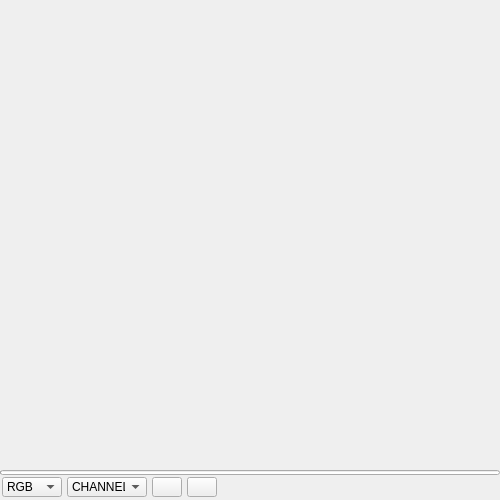
Qt form pigment_o/sampler_docker.ui (negabakuru/Pigment.O) before a commit.
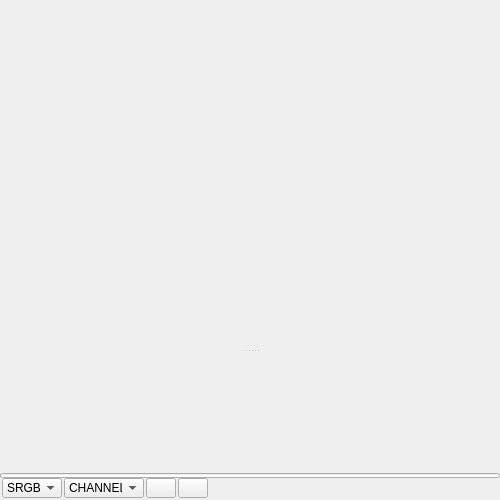
The same form after that commit. The open tabs and pages were chosen to show the change.

The edit to the form file:
```diff
--- a/pigment_o/sampler_docker.ui
+++ b/pigment_o/sampler_docker.ui
@@ -51,6 +51,10 @@
        <number>0</number>
       </property>
       <item>
+       <widget class="QSplitter" name="splitter">
+        <property name="orientation">
+         <enum>Qt::Vertical</enum>
+        </property>
        <widget class="QWidget" name="display_map" native="true">
         <property name="sizePolicy">
          <sizepolicy hsizetype="Ignored" vsizetype="Expanding">
@@ -71,17 +75,15 @@
          </size>
         </property>
        </widget>
-      </item>
-      <item>
        <widget class="QStackedWidget" name="stacked_widget">
         <property name="maximumSize">
          <size>
           <width>16777215</width>
-          <height>80</height>
+           <height>120</height>
          </size>
         </property>
         <property name="currentIndex">
-         <number>1</number>
+          <number>2</number>
         </property>
         <widget class="QWidget" name="page_channel">
          <layout class="QVBoxLayout" name="page_channel_layout">
@@ -89,16 +91,16 @@
            <number>0</number>
           </property>
           <property name="leftMargin">
-           <number>0</number>
+            <number>2</number>
           </property>
           <property name="topMargin">
-           <number>0</number>
+            <number>2</number>
           </property>
           <property name="rightMargin">
-           <number>0</number>
+            <number>2</number>
           </property>
           <property name="bottomMargin">
-           <number>0</number>
+            <number>2</number>
           </property>
           <item>
            <widget class="QWidget" name="channel_select" native="true">
@@ -130,21 +132,21 @@
            <number>0</number>
           </property>
           <property name="leftMargin">
-           <number>5</number>
+            <number>2</number>
           </property>
           <property name="topMargin">
-           <number>0</number>
+            <number>2</number>
           </property>
           <property name="rightMargin">
-           <number>5</number>
+            <number>2</number>
           </property>
           <property name="bottomMargin">
-           <number>0</number>
+            <number>2</number>
           </property>
           <item>
            <widget class="QWidget" name="range_0" native="true">
             <property name="sizePolicy">
-             <sizepolicy hsizetype="Ignored" vsizetype="Ignored">
+              <sizepolicy hsizetype="Ignored" vsizetype="Fixed">
               <horstretch>0</horstretch>
               <verstretch>0</verstretch>
              </sizepolicy>
@@ -152,13 +154,13 @@
             <property name="minimumSize">
              <size>
               <width>0</width>
-              <height>0</height>
+               <height>29</height>
              </size>
             </property>
             <property name="maximumSize">
              <size>
               <width>16777215</width>
-              <height>16777215</height>
+               <height>29</height>
              </size>
             </property>
            </widget>
@@ -166,7 +168,7 @@
           <item>
            <widget class="QWidget" name="range_1" native="true">
             <property name="sizePolicy">
-             <sizepolicy hsizetype="Ignored" vsizetype="Ignored">
+              <sizepolicy hsizetype="Ignored" vsizetype="Fixed">
               <horstretch>0</horstretch>
               <verstretch>0</verstretch>
              </sizepolicy>
@@ -174,13 +176,13 @@
             <property name="minimumSize">
              <size>
               <width>0</width>
-              <height>0</height>
+               <height>29</height>
              </size>
             </property>
             <property name="maximumSize">
              <size>
               <width>16777215</width>
-              <height>16777215</height>
+               <height>29</height>
              </size>
             </property>
            </widget>
@@ -188,7 +190,7 @@
           <item>
            <widget class="QWidget" name="range_2" native="true">
             <property name="sizePolicy">
-             <sizepolicy hsizetype="Ignored" vsizetype="Ignored">
+              <sizepolicy hsizetype="Ignored" vsizetype="Fixed">
               <horstretch>0</horstretch>
               <verstretch>0</verstretch>
              </sizepolicy>
@@ -196,13 +198,13 @@
             <property name="minimumSize">
              <size>
               <width>0</width>
-              <height>0</height>
+               <height>29</height>
              </size>
             </property>
             <property name="maximumSize">
              <size>
               <width>16777215</width>
-              <height>16777215</height>
+               <height>29</height>
              </size>
             </property>
            </widget>
@@ -210,7 +212,7 @@
           <item>
            <widget class="QWidget" name="range_3" native="true">
             <property name="sizePolicy">
-             <sizepolicy hsizetype="Ignored" vsizetype="Ignored">
+              <sizepolicy hsizetype="Ignored" vsizetype="Fixed">
               <horstretch>0</horstretch>
               <verstretch>0</verstretch>
              </sizepolicy>
@@ -218,18 +220,38 @@
             <property name="minimumSize">
              <size>
               <width>0</width>
-              <height>0</height>
+               <height>29</height>
              </size>
             </property>
             <property name="maximumSize">
              <size>
               <width>16777215</width>
-              <height>16777215</height>
+               <height>29</height>
              </size>
             </property>
            </widget>
           </item>
          </layout>
+         </widget>
+         <widget class="QWidget" name="page_lut">
+          <layout class="QVBoxLayout" name="page_lut_layout">
+           <property name="spacing">
+            <number>0</number>
+           </property>
+           <property name="leftMargin">
+            <number>2</number>
+           </property>
+           <property name="topMargin">
+            <number>2</number>
+           </property>
+           <property name="rightMargin">
+            <number>2</number>
+           </property>
+           <property name="bottomMargin">
+            <number>2</number>
+           </property>
+          </layout>
+         </widget>
         </widget>
        </widget>
       </item>
@@ -275,26 +297,29 @@
        <verstretch>0</verstretch>
       </sizepolicy>
      </property>
-     <layout class="QVBoxLayout" name="footer_layout">
-      <property name="spacing">
-       <number>0</number>
-      </property>
+     <layout class="QGridLayout" name="gridLayout">
       <property name="leftMargin">
-       <number>0</number>
+       <number>2</number>
       </property>
       <property name="topMargin">
        <number>0</number>
       </property>
       <property name="rightMargin">
-       <number>0</number>
+       <number>2</number>
       </property>
       <property name="bottomMargin">
+       <number>2</number>
+      </property>
+      <property name="horizontalSpacing">
+       <number>2</number>
+      </property>
+      <property name="verticalSpacing">
        <number>0</number>
       </property>
-      <item>
-       <widget class="QWidget" name="footer_widget" native="true">
+      <item row="0" column="4">
+       <widget class="QLabel" name="label">
         <property name="sizePolicy">
-         <sizepolicy hsizetype="Preferred" vsizetype="Fixed">
+         <sizepolicy hsizetype="Ignored" vsizetype="Fixed">
           <horstretch>0</horstretch>
           <verstretch>0</verstretch>
          </sizepolicy>
@@ -302,42 +327,153 @@
         <property name="minimumSize">
          <size>
           <width>0</width>
-          <height>25</height>
+          <height>20</height>
          </size>
         </property>
         <property name="maximumSize">
          <size>
           <width>16777215</width>
-          <height>25</height>
+          <height>20</height>
          </size>
         </property>
-        <layout class="QHBoxLayout" name="footer_widget_layout">
-         <property name="spacing">
-          <number>5</number>
-         </property>
-         <property name="leftMargin">
-          <number>2</number>
-         </property>
-         <property name="topMargin">
-          <number>1</number>
-         </property>
-         <property name="rightMargin">
-          <number>2</number>
-         </property>
-         <property name="bottomMargin">
-          <number>1</number>
-         </property>
+        <property name="lineWidth">
+         <number>0</number>
+        </property>
+        <property name="text">
+         <string/>
+        </property>
+        <property name="alignment">
+         <set>Qt::AlignCenter</set>
+        </property>
+       </widget>
+      </item>
+      <item row="0" column="5">
+       <widget class="QPushButton" name="settings">
+        <property name="sizePolicy">
+         <sizepolicy hsizetype="Fixed" vsizetype="Fixed">
+          <horstretch>0</horstretch>
+          <verstretch>0</verstretch>
+         </sizepolicy>
+        </property>
+        <property name="minimumSize">
+         <size>
+          <width>20</width>
+          <height>20</height>
+         </size>
+        </property>
+        <property name="maximumSize">
+         <size>
+          <width>20</width>
+          <height>20</height>
+         </size>
+        </property>
+        <property name="focusPolicy">
+         <enum>Qt::NoFocus</enum>
+        </property>
+        <property name="text">
+         <string/>
+        </property>
+        <property name="flat">
+         <bool>true</bool>
+        </property>
+       </widget>
+      </item>
+      <item row="0" column="1">
+       <widget class="QComboBox" name="split_method">
+        <property name="minimumSize">
+         <size>
+          <width>0</width>
+          <height>20</height>
+         </size>
+        </property>
+        <property name="maximumSize">
+         <size>
+          <width>80</width>
+          <height>20</height>
+         </size>
+        </property>
+        <property name="focusPolicy">
+         <enum>Qt::NoFocus</enum>
+        </property>
          <item>
+         <property name="text">
+          <string>CHANNEL</string>
+         </property>
+        </item>
+        <item>
+         <property name="text">
+          <string>RANGE</string>
+         </property>
+        </item>
+       </widget>
+      </item>
+      <item row="0" column="2">
+       <widget class="QPushButton" name="mask_generate">
+        <property name="sizePolicy">
+         <sizepolicy hsizetype="Preferred" vsizetype="Fixed">
+          <horstretch>0</horstretch>
+          <verstretch>0</verstretch>
+         </sizepolicy>
+        </property>
+        <property name="minimumSize">
+         <size>
+          <width>0</width>
+          <height>20</height>
+         </size>
+        </property>
+        <property name="maximumSize">
+         <size>
+          <width>30</width>
+          <height>20</height>
+         </size>
+        </property>
+        <property name="focusPolicy">
+         <enum>Qt::NoFocus</enum>
+        </property>
+        <property name="text">
+         <string/>
+        </property>
+       </widget>
+      </item>
+      <item row="0" column="3">
+       <widget class="QPushButton" name="mask_insert">
+        <property name="sizePolicy">
+         <sizepolicy hsizetype="Preferred" vsizetype="Fixed">
+          <horstretch>0</horstretch>
+          <verstretch>0</verstretch>
+         </sizepolicy>
+        </property>
+        <property name="minimumSize">
+         <size>
+          <width>0</width>
+          <height>20</height>
+         </size>
+        </property>
+        <property name="maximumSize">
+         <size>
+          <width>30</width>
+          <height>20</height>
+         </size>
+        </property>
+        <property name="focusPolicy">
+         <enum>Qt::NoFocus</enum>
+        </property>
+        <property name="text">
+         <string/>
+        </property>
+       </widget>
+      </item>
+      <item row="0" column="0">
           <widget class="QComboBox" name="color_space">
            <property name="sizePolicy">
-            <sizepolicy hsizetype="Fixed" vsizetype="Fixed">
+         <sizepolicy hsizetype="Preferred" vsizetype="Fixed">
              <horstretch>0</horstretch>
              <verstretch>0</verstretch>
             </sizepolicy>
            </property>
            <property name="minimumSize">
             <size>
-             <width>60</width>
+          <width>0</width>
              <height>20</height>
             </size>
            </property>
@@ -355,17 +491,17 @@
            </property>
            <item>
             <property name="text">
-             <string>A</string>
+          <string>GRAY</string>
             </property>
            </item>
            <item>
             <property name="text">
-             <string>RGB</string>
+          <string>SRGB</string>
             </property>
            </item>
            <item>
             <property name="text">
-             <string>CMY</string>
+          <string>LRGB</string>
             </property>
            </item>
            <item>
@@ -423,144 +559,6 @@
              <string>LCH</string>
             </property>
            </item>
-          </widget>
-         </item>
-         <item>
-          <widget class="QComboBox" name="split_method">
-           <property name="minimumSize">
-            <size>
-             <width>0</width>
-             <height>20</height>
-            </size>
-           </property>
-           <property name="maximumSize">
-            <size>
-             <width>80</width>
-             <height>20</height>
-            </size>
-           </property>
-           <property name="focusPolicy">
-            <enum>Qt::NoFocus</enum>
-           </property>
-           <item>
-            <property name="text">
-             <string>CHANNEL</string>
-            </property>
-           </item>
-           <item>
-            <property name="text">
-             <string>RANGE</string>
-            </property>
-           </item>
-          </widget>
-         </item>
-         <item>
-          <widget class="QPushButton" name="run">
-           <property name="minimumSize">
-            <size>
-             <width>30</width>
-             <height>20</height>
-            </size>
-           </property>
-           <property name="maximumSize">
-            <size>
-             <width>30</width>
-             <height>20</height>
-            </size>
-           </property>
-           <property name="focusPolicy">
-            <enum>Qt::NoFocus</enum>
-           </property>
-           <property name="text">
-            <string/>
-           </property>
-          </widget>
-         </item>
-         <item>
-          <widget class="QPushButton" name="insert">
-           <property name="minimumSize">
-            <size>
-             <width>30</width>
-             <height>20</height>
-            </size>
-           </property>
-           <property name="maximumSize">
-            <size>
-             <width>30</width>
-             <height>20</height>
-            </size>
-           </property>
-           <property name="focusPolicy">
-            <enum>Qt::NoFocus</enum>
-           </property>
-           <property name="text">
-            <string/>
-           </property>
-          </widget>
-         </item>
-         <item>
-          <widget class="QLabel" name="label">
-           <property name="sizePolicy">
-            <sizepolicy hsizetype="Ignored" vsizetype="Fixed">
-             <horstretch>0</horstretch>
-             <verstretch>0</verstretch>
-            </sizepolicy>
-           </property>
-           <property name="minimumSize">
-            <size>
-             <width>0</width>
-             <height>20</height>
-            </size>
-           </property>
-           <property name="maximumSize">
-            <size>
-             <width>16777215</width>
-             <height>20</height>
-            </size>
-           </property>
-           <property name="lineWidth">
-            <number>0</number>
-           </property>
-           <property name="text">
-            <string/>
-           </property>
-           <property name="alignment">
-            <set>Qt::AlignCenter</set>
-           </property>
-          </widget>
-         </item>
-         <item>
-          <widget class="QPushButton" name="settings">
-           <property name="sizePolicy">
-            <sizepolicy hsizetype="Fixed" vsizetype="Fixed">
-             <horstretch>0</horstretch>
-             <verstretch>0</verstretch>
-            </sizepolicy>
-           </property>
-           <property name="minimumSize">
-            <size>
-             <width>20</width>
-             <height>20</height>
-            </size>
-           </property>
-           <property name="maximumSize">
-            <size>
-             <width>20</width>
-             <height>20</height>
-            </size>
-           </property>
-           <property name="focusPolicy">
-            <enum>Qt::NoFocus</enum>
-           </property>
-           <property name="text">
-            <string/>
-           </property>
-           <property name="flat">
-            <bool>true</bool>
-           </property>
-          </widget>
-         </item>
-        </layout>
        </widget>
       </item>
      </layout>
```
Lines whose indentation alone changed are shown as unchanged.
